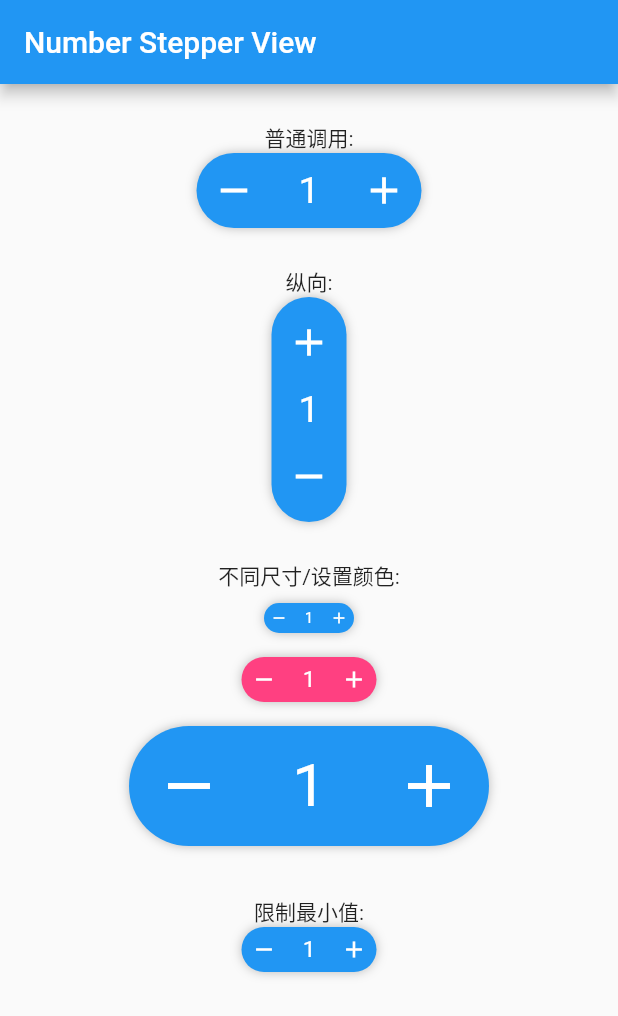
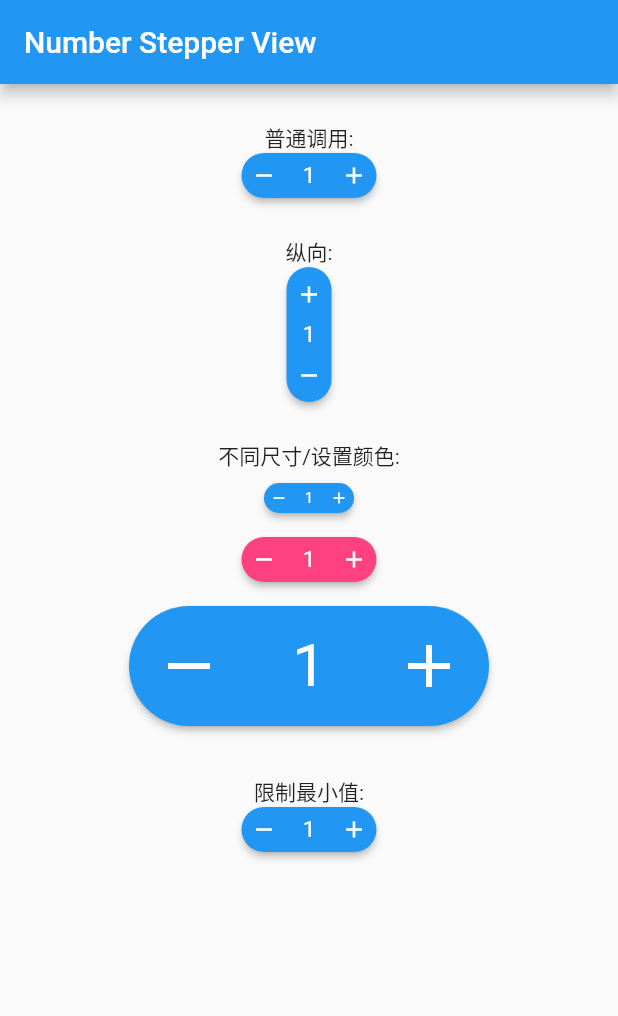
Before and after one commit to shirne/CartStepper, a Flutter app: the screen it shows after launch, after a tap on the "add" icon, on a phone screen of 412 x 824 dp. Shown: the top 1016 px of the screen. Run offline on Flutter 3.47's test engine with Material 2 defaults, Android fonts, the phone set to English and light mode, and no system bars; Roboto replaces fonts that are missing (Quicksand).

```diff
--- /dev/null
+++ b/analysis_options.yaml
@@ -0,0 +1,29 @@
+# This file configures the analyzer, which statically analyzes Dart code to
+# check for errors, warnings, and lints.
+#
+# The issues identified by the analyzer are surfaced in the UI of Dart-enabled
+# IDEs (https://dart.dev/tools#ides-and-editors). The analyzer can also be
+# invoked from the command line by running `flutter analyze`.
+
+# The following line activates a set of recommended lints for Flutter apps,
+# packages, and plugins designed to encourage good coding practices.
+include: package:flutter_lints/flutter.yaml
+
+linter:
+  # The lint rules applied to this project can be customized in the
+  # section below to disable rules from the `package:flutter_lints/flutter.yaml`
+  # included above or to enable additional rules. A list of all available lints
+  # and their documentation is published at
+  # https://dart-lang.github.io/linter/lints/index.html.
+  #
+  # Instead of disabling a lint rule for the entire project in the
+  # section below, it can also be suppressed for a single line of code
+  # or a specific dart file by using the `// ignore: name_of_lint` and
+  # `// ignore_for_file: name_of_lint` syntax on the line or in the file
+  # producing the lint.
+  rules:
+    # avoid_print: false  # Uncomment to disable the `avoid_print` rule
+    # prefer_single_quotes: true  # Uncomment to enable the `prefer_single_quotes` rule
+
+# Additional information about this file can be found at
+# https://dart.dev/guides/language/analysis-options
--- a/lib/cart_stepper.dart
+++ b/lib/cart_stepper.dart
@@ -1,136 +1,3 @@
 library cart_stepper;
 
-import 'package:flutter/material.dart';
-
-class CartStepper extends StatefulWidget {
-  final int count;
-  final double size;
-  final double numberSize;
-  final Axis axis;
-  final Color? activeForegroundColor;
-  final Color? activeBackgroundColor;
-  final Color? deActiveForegroundColor;
-  final Color? deActiveBackgroundColor;
-  final void Function(int count) didChangeCount;
-  final List<BoxShadow>? shadows;
-
-  CartStepper({
-    Key? key,
-    this.count = 0,
-    required this.didChangeCount,
-    this.activeForegroundColor,
-    this.activeBackgroundColor,
-    this.deActiveForegroundColor,
-    this.deActiveBackgroundColor,
-    this.size = 50.0,
-    this.axis = Axis.horizontal,
-    this.numberSize = 2,
-    this.shadows = const [
-      BoxShadow(
-        color: Colors.black26,
-        blurRadius: 5.0,
-      )
-    ],
-  }) : super(key: key);
-  @override
-  _CartStepperState createState() => _CartStepperState();
-}
-
-class _CartStepperState extends State<CartStepper> {
-  @override
-  void initState() {
-    super.initState();
-  }
-
-  @override
-  Widget build(BuildContext context) {
-    final colorScheme = Theme.of(context).colorScheme;
-    final afColor = widget.activeForegroundColor ?? colorScheme.onPrimary;
-    final abColor = widget.activeBackgroundColor ?? colorScheme.primary;
-    final dfColor = widget.deActiveForegroundColor ?? colorScheme.onSurface;
-    final dbColor = widget.deActiveBackgroundColor ?? colorScheme.surface;
-
-    List<Widget> childs = [
-      Expanded(
-        child: Container(
-          child: IconButton(
-            iconSize: widget.size * 0.6,
-            padding: EdgeInsets.all(widget.size * 0.2),
-            icon: Icon(
-              Icons.add,
-              color: widget.count > 0 ? afColor : dfColor,
-            ),
-            onPressed: () {
-              widget.didChangeCount(widget.count + 1);
-            },
-          ),
-        ),
-      )
-    ];
-    if (widget.count > 0) {
-      childs.add(Container(
-        width: widget.axis == Axis.vertical
-            ? widget.size
-            : widget.size * widget.numberSize * .5,
-        child: Center(
-          child: Text(
-            widget.count.toString(),
-            softWrap: false,
-            style: TextStyle(
-              color: afColor,
-              fontWeight: FontWeight.w400,
-              fontFamily: "Quicksand",
-              fontStyle: FontStyle.normal,
-              fontSize: widget.size * 0.5,
-            ),
-          ),
-        ),
-      ));
-      childs.add(Expanded(
-        child: Container(
-          child: IconButton(
-              iconSize: widget.size * 0.6,
-              padding: EdgeInsets.all(widget.size * 0.2),
-              icon: Icon(
-                Icons.remove,
-                color: afColor,
-              ),
-              onPressed: () {
-                if (widget.count > 0) {
-                  widget.didChangeCount(widget.count - 1);
-                }
-              }),
-        ),
-      ));
-    }
-
-    double width = widget.size;
-    double height = width;
-    if (widget.count > 0) {
-      if (widget.axis == Axis.vertical) {
-        height *= 2 + widget.numberSize * .5;
-      } else {
-        width *= 2 + widget.numberSize * .5;
-      }
-    }
-
-    return AnimatedContainer(
-      width: width,
-      height: height,
-      decoration: BoxDecoration(
-        borderRadius: BorderRadius.circular(widget.size * 0.5),
-        boxShadow: widget.shadows,
-        color: widget.count != 0 ? abColor : dbColor,
-      ),
-      duration: Duration(milliseconds: 300),
-      curve: Curves.easeIn,
-      child: widget.axis == Axis.vertical
-          ? Column(
-              children: childs,
-            )
-          : Row(
-              children: childs.reversed.toList(),
-            ),
-    );
-  }
-}
+export 'src/cart_stepper.dart';
--- /dev/null
+++ b/lib/src/cart_stepper.dart
@@ -0,0 +1,180 @@
+library cart_stepper;
+
+import 'package:flutter/material.dart';
+import 'package:flutter/widgets.dart';
+
+class CartStepper<VM extends num> extends StatefulWidget {
+  final VM _count;
+  final VM _stepper;
+  final double size;
+  final double numberSize;
+  final Axis axis;
+  final Color? activeForegroundColor;
+  final Color? activeBackgroundColor;
+  final Color? deActiveForegroundColor;
+  final Color? deActiveBackgroundColor;
+  final void Function(VM count) didChangeCount;
+  final double elevation;
+  final BoxShape? shape;
+  final Radius? radius;
+  final Color? shadowColor;
+
+  const CartStepper({
+    Key? key,
+    VM? count,
+    VM? stepper,
+    required this.didChangeCount,
+    this.activeForegroundColor,
+    this.activeBackgroundColor,
+    this.deActiveForegroundColor,
+    this.deActiveBackgroundColor,
+    this.size = 30.0,
+    this.axis = Axis.horizontal,
+    this.numberSize = 2,
+    this.elevation = 2,
+    this.shape,
+    this.radius,
+    this.shadowColor,
+  })  : _count = (count ?? 0) as VM,
+        _stepper = (stepper ?? 1) as VM,
+        super(key: key);
+  @override
+  State<CartStepper<VM>> createState() => _CartStepperState<VM>();
+}
+
+class _CartStepperState<VM extends num> extends State<CartStepper<VM>> {
+  bool _editMode = false;
+  late TextEditingController _controller;
+  late FocusNode _focusNode;
+
+  @override
+  void initState() {
+    super.initState();
+    _controller = TextEditingController(text: widget._count.toString())
+      ..addListener(() {});
+    _focusNode = FocusNode();
+  }
+
+  VM parseValue(String text) {
+    double? value = double.tryParse(text);
+    if (value == null) return widget._count;
+    if (value is VM) return value as VM;
+    return value.toInt() as VM;
+  }
+
+  @override
+  Widget build(BuildContext context) {
+    final colorScheme = Theme.of(context).colorScheme;
+    final afColor = widget.activeForegroundColor ?? colorScheme.onPrimary;
+    final abColor = widget.activeBackgroundColor ?? colorScheme.primary;
+    final dfColor = widget.deActiveForegroundColor ?? colorScheme.onSurface;
+    final dbColor = widget.deActiveBackgroundColor ?? colorScheme.surface;
+
+    List<Widget> childs = [
+      Expanded(
+        child: IconButton(
+          iconSize: widget.size * 0.6,
+          padding: EdgeInsets.all(widget.size * 0.2),
+          icon: Icon(
+            Icons.add,
+            color: widget._count > 0 ? afColor : dfColor,
+          ),
+          onPressed: () {
+            widget.didChangeCount((widget._count + widget._stepper) as VM);
+          },
+        ),
+      ),
+    ];
+    if (widget._count > 0) {
+      childs.add(
+        Container(
+          alignment: Alignment.center,
+          width: widget.axis == Axis.vertical
+              ? widget.size
+              : widget.size * widget.numberSize * .5,
+          child: GestureDetector(
+            onTap: () {
+              setState(() {
+                _editMode = !_editMode;
+                _focusNode.requestFocus();
+              });
+            },
+            child: _editMode
+                ? EditableText(
+                    controller: _controller,
+                    focusNode: _focusNode,
+                    style: TextStyle(color: afColor),
+                    cursorColor: afColor,
+                    backgroundCursorColor: abColor,
+                    onEditingComplete: () {
+                      widget.didChangeCount(parseValue(_controller.text));
+                      setState(() {
+                        _editMode = false;
+                      });
+                    })
+                : Text(
+                    widget._count.toString(),
+                    softWrap: false,
+                    style: TextStyle(
+                      color: afColor,
+                      fontWeight: FontWeight.w400,
+                      fontFamily: "Quicksand",
+                      fontStyle: FontStyle.normal,
+                      fontSize: widget.size * 0.5,
+                    ),
+                  ),
+          ),
+        ),
+      );
+      childs.add(Expanded(
+        child: IconButton(
+          iconSize: widget.size * 0.6,
+          padding: EdgeInsets.all(widget.size * 0.2),
+          icon: Icon(
+            Icons.remove,
+            color: afColor,
+          ),
+          onPressed: () {
+            if (widget._count > 0) {
+              widget.didChangeCount((widget._count - widget._stepper) as VM);
+            }
+          },
+        ),
+      ));
+    }
+
+    double width = widget.size;
+    double height = width;
+    if (widget._count > 0) {
+      if (widget.axis == Axis.vertical) {
+        height *= 2 + widget.numberSize * .5;
+      } else {
+        width *= 2 + widget.numberSize * .5;
+      }
+    }
+
+    return AnimatedPhysicalModel(
+      shape: widget.shape ?? BoxShape.rectangle,
+      borderRadius: BorderRadius.all(widget.radius ?? Radius.circular(height)),
+      shadowColor: widget.shadowColor ?? const Color.fromARGB(255, 0, 0, 0),
+      color: widget._count != 0 ? abColor : dbColor,
+      elevation: widget.elevation,
+      duration: const Duration(milliseconds: 300),
+      curve: Curves.easeIn,
+      child: SizedBox(
+        width: width,
+        height: height,
+        child: widget.axis == Axis.vertical
+            ? Column(
+                children: childs,
+              )
+            : Row(
+                children: childs.reversed.toList(),
+              ),
+      ),
+    );
+  }
+}
+
+typedef CartStepperInt = CartStepper<int>;
+typedef CartStepperDouble = CartStepper<double>;
--- a/pubspec.yaml
+++ b/pubspec.yaml
@@ -1,11 +1,11 @@
 name: cart_stepper
 description: A flutter numeric stepper input.
-version: 1.0.1
+version: 2.0.0
 homepage:
 repository: https://github.com/shirne/CartStepper/
 
 environment:
-  sdk: ">=2.12.0 <3.0.0"
+  sdk: ">=2.14.0 <3.0.0"
 
 dependencies:
   flutter:
@@ -14,6 +14,8 @@ dependencies:
 dev_dependencies:
   flutter_test:
     sdk: flutter
+
+  flutter_lints: ^1.0.0
 
 # For information on the generic Dart part of this file, see the
 # following page: https://dart.dev/tools/pub/pubspec
```
Also changed, not shown: pubspec.lock, 2 other files.
